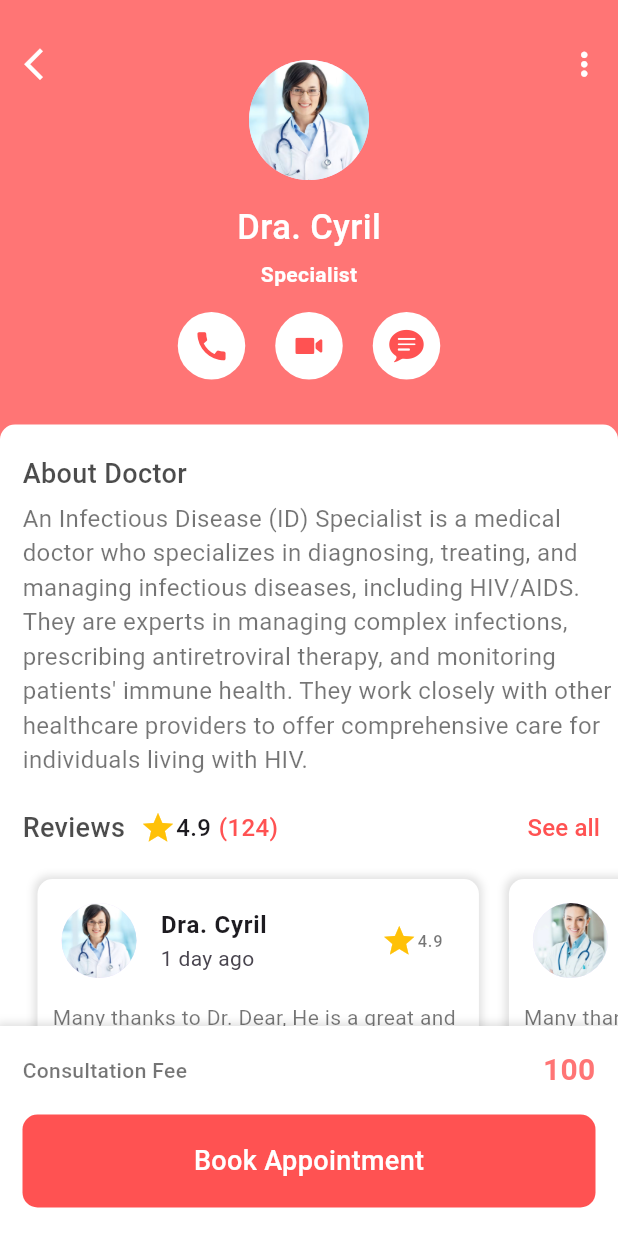
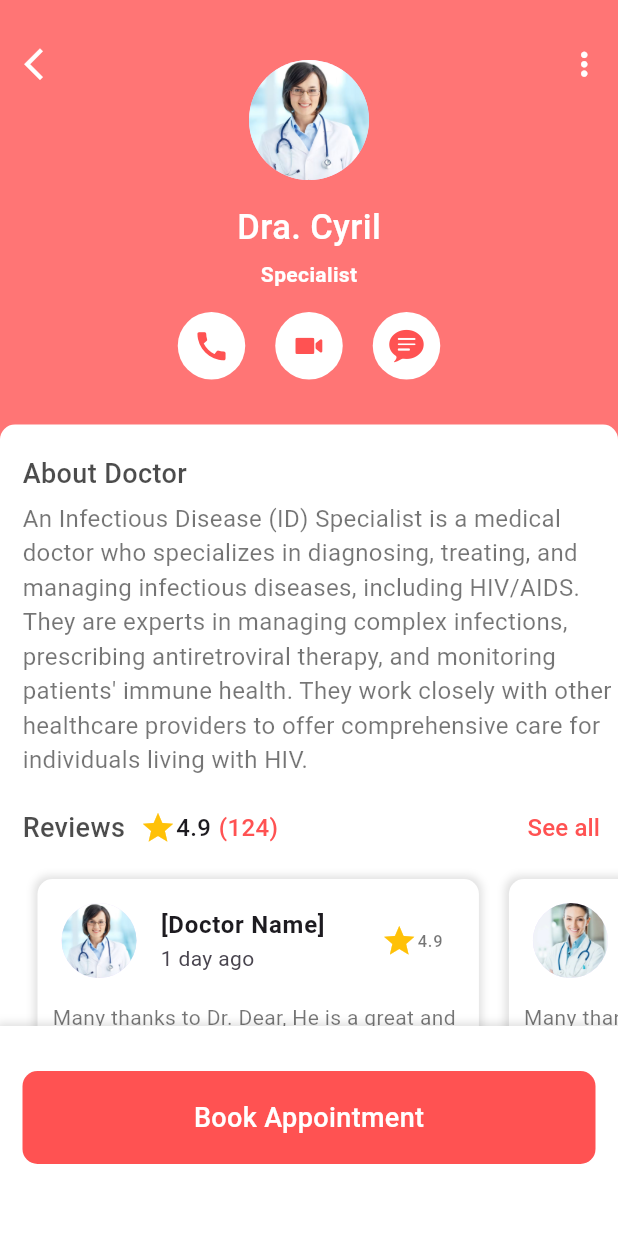
Before and after one commit to cyrlvldz/HASH, a Flutter app: the DoctorScreen screen opened directly, on a phone screen of 412 x 824 dp. Run offline on Flutter 3.47's test engine with Material 3 defaults, Android fonts, the phone set to English and light mode, and no system bars; our stand-ins replace material_design_icons_flutter.

Commit message:
Update doctor_screen.dart

```diff
--- a/lib/doctor_screen.dart
+++ b/lib/doctor_screen.dart
@@ -236,7 +236,7 @@ class DoctorScreen extends StatelessWidget {
                                     ),
                                   ),
                                   title: Text(
-                                    "Dra. Cyril",
+                                    "[Doctor Name]",
                                     style: TextStyle(
                                       fontWeight: FontWeight.bold,
                                     ),
@@ -330,26 +330,6 @@ class DoctorScreen extends StatelessWidget {
         ),
         child: Column(
           children: [
-            Row(
-              mainAxisAlignment: MainAxisAlignment.spaceBetween,
-              children: [
-                Text(
-                  "Consultation Fee",
-                  style: TextStyle(
-                    color: Colors.black54,
-                    fontWeight: FontWeight.w500,
-                  ),
-                ),
-                Text(
-                  "100",
-                  style: TextStyle(
-                    fontSize: 20,
-                    color: Colors.redAccent.withOpacity(0.8),
-                    fontWeight: FontWeight.bold,
-                  ),
-                ),
-              ],
-            ),
             SizedBox(height: 15),
             InkWell(
               onTap: () {
```
